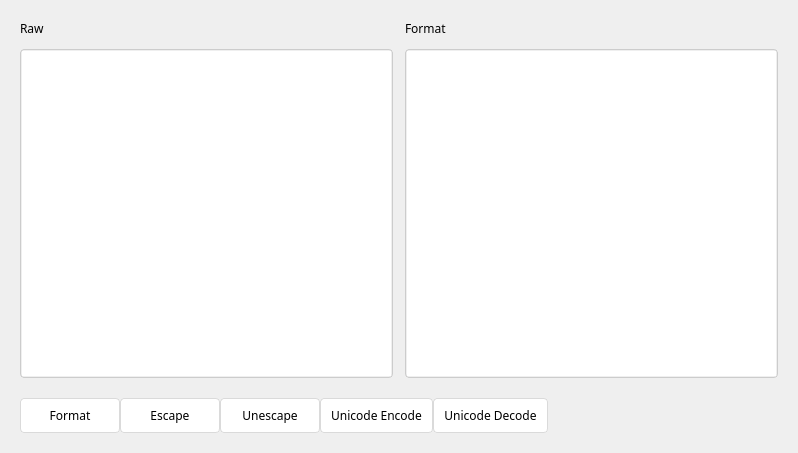
Before: the Qt Designer form ui/format_window.ui in liyansong2018/ReverseWidget, drawn with Qt 5.
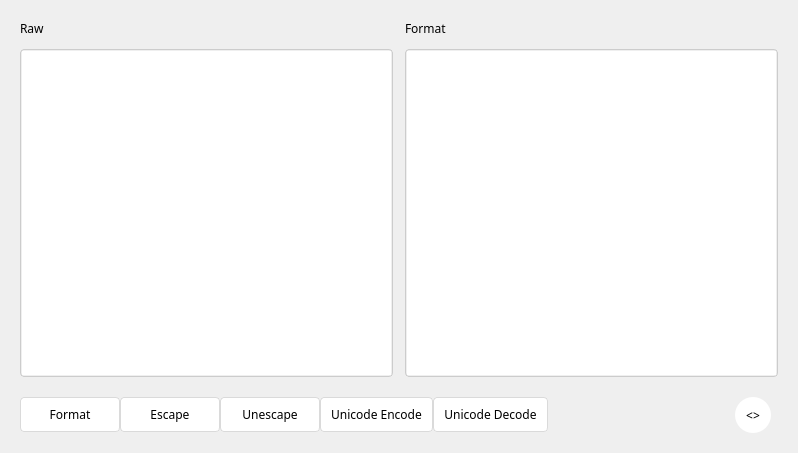
After: the same form once the commit is applied. Icons and pictures are not drawn.

```diff
--- a/ui/format_window.ui
+++ b/ui/format_window.ui
@@ -44,7 +44,10 @@
    <item row="1" column="0">
     <layout class="QHBoxLayout" name="horizontalLayout">
      <property name="spacing">
-      <number>7</number>
+      <number>0</number>
+     </property>
+     <property name="bottomMargin">
+      <number>0</number>
      </property>
      <item>
       <widget class="QGroupBox" name="groupBox">
@@ -277,7 +280,7 @@
        <property name="maximumSize">
         <size>
          <width>35</width>
-         <height>34</height>
+         <height>35</height>
         </size>
        </property>
        <property name="text">
@@ -294,12 +297,59 @@
        </property>
       </widget>
      </item>
+     <item>
+      <widget class="QPushButton" name="covertButton">
+       <property name="minimumSize">
+        <size>
+         <width>0</width>
+         <height>0</height>
+        </size>
+       </property>
+       <property name="focusPolicy">
+        <enum>Qt::NoFocus</enum>
+       </property>
+       <property name="styleSheet">
+        <string notr="true">QGroupBox{
+	border:0px
+}
+QPushButton{
+	text-align:center;
+    text-decoration:none;
+    background:#ffffff;
+	/*color: #fff;*/
+    color:#000000;
+
+	height: 36px;
+	width: 36px;    
+	
+  	border-radius: 18px;
+	/*border:1px solid #dadada;
+	white-space: nowrap;*/
+}
+
+QPushButton::checked,QPushButton::hover{
+	background-image: url(&quot;ui/resources/pictures/blue_menu.png&quot;);
+	color:#ffffff;
+	font-weight: bold;
+}</string>
+       </property>
+       <property name="text">
+        <string>&lt;&gt;</string>
+       </property>
+       <property name="checkable">
+        <bool>true</bool>
+       </property>
+       <property name="autoExclusive">
+        <bool>true</bool>
+       </property>
+      </widget>
+     </item>
      <item>
       <widget class="QLabel" name="label">
        <property name="maximumSize">
         <size>
          <width>35</width>
-         <height>34</height>
+         <height>35</height>
         </size>
        </property>
        <property name="text">
```
